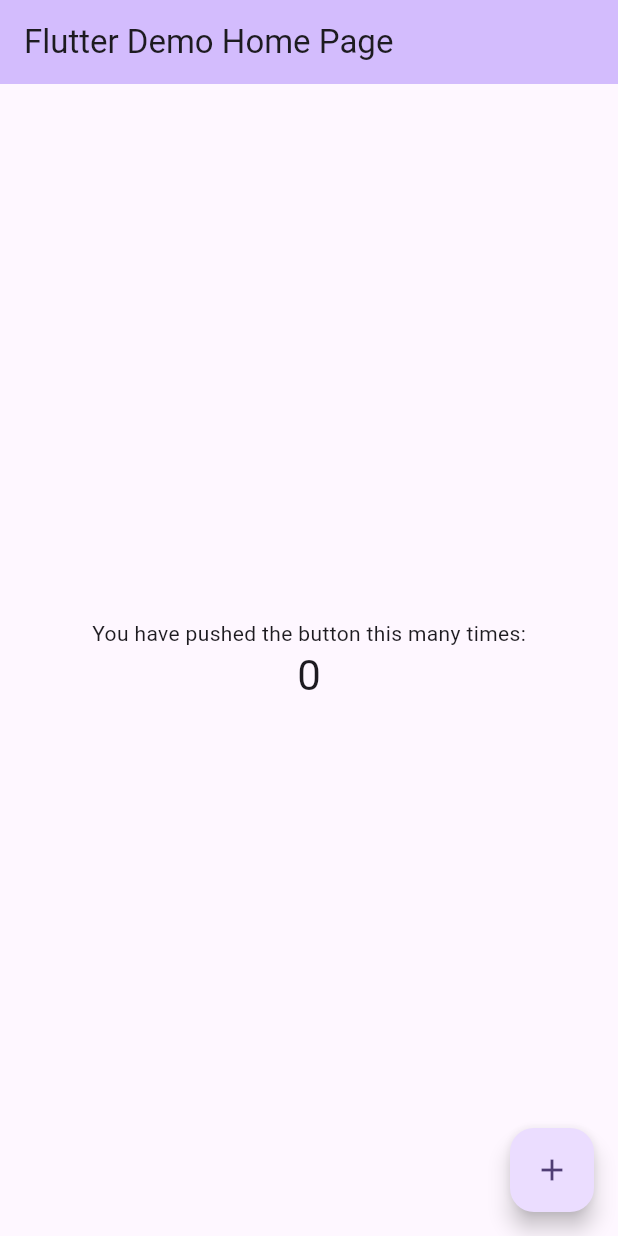
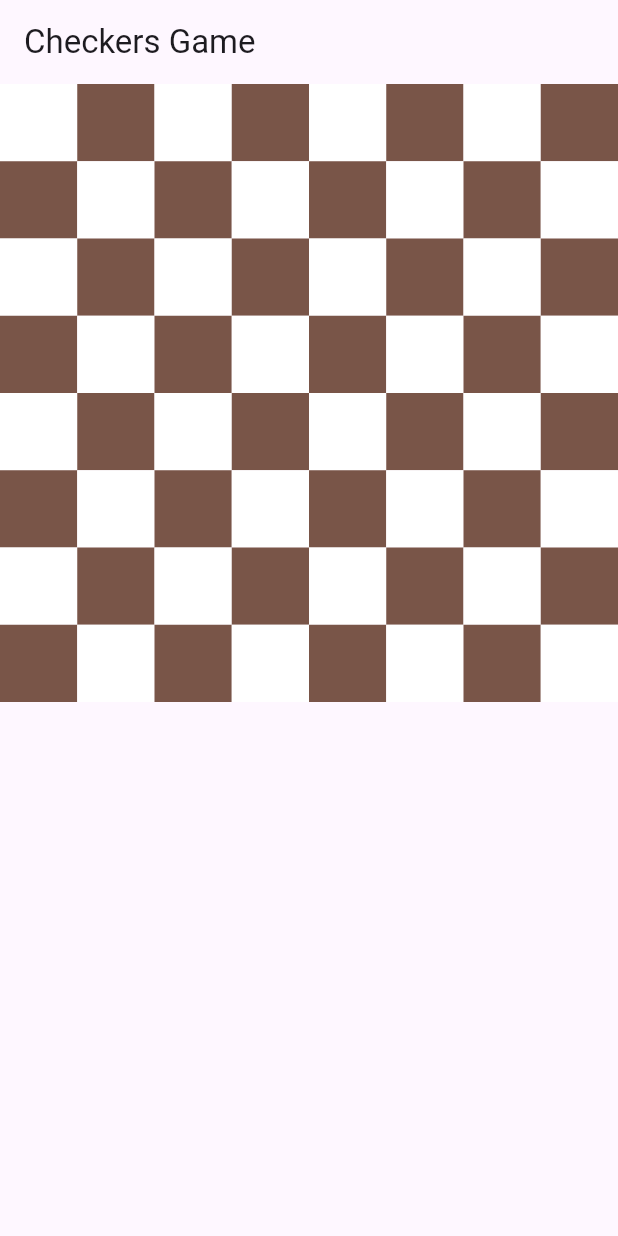
Before and after one commit to julianraj/checkers_game, a Flutter app: the screen it shows after launch, on a phone screen of 412 x 824 dp. Run offline on Flutter 3.47's test engine with Material 3 defaults, Android fonts, the light colour scheme and no system bars.

Commit message:
create board widget

```diff
--- a/lib/main.dart
+++ b/lib/main.dart
@@ -1,125 +1,44 @@
 import 'package:flutter/material.dart';
 
 void main() {
-  runApp(const MyApp());
+  runApp(CheckersGame());
 }
 
-class MyApp extends StatelessWidget {
-  const MyApp({super.key});
+class CheckersGame extends StatelessWidget {
+  CheckersGame({super.key});
 
-  // This widget is the root of your application.
   @override
   Widget build(BuildContext context) {
     return MaterialApp(
-      title: 'Flutter Demo',
-      theme: ThemeData(
-        // This is the theme of your application.
-        //
-        // TRY THIS: Try running your application with "flutter run". You'll see
-        // the application has a purple toolbar. Then, without quitting the app,
-        // try changing the seedColor in the colorScheme below to Colors.green
-        // and then invoke "hot reload" (save your changes or press the "hot
-        // reload" button in a Flutter-supported IDE, or press "r" if you used
-        // the command line to start the app).
-        //
-        // Notice that the counter didn't reset back to zero; the application
-        // state is not lost during the reload. To reset the state, use hot
-        // restart instead.
-        //
-        // This works for code too, not just values: Most code changes can be
-        // tested with just a hot reload.
-        colorScheme: ColorScheme.fromSeed(seedColor: Colors.deepPurple),
-        useMaterial3: true,
+      title: 'Checkers Game',
+      home: Scaffold(
+        appBar: AppBar(
+          title: Text('Checkers Game'),
+        ),
+        body: Board(),  // Add the Board widget here
       ),
-      home: const MyHomePage(title: 'Flutter Demo Home Page'),
     );
   }
 }
 
-class MyHomePage extends StatefulWidget {
-  const MyHomePage({super.key, required this.title});
-
-  // This widget is the home page of your application. It is stateful, meaning
-  // that it has a State object (defined below) that contains fields that affect
-  // how it looks.
-
-  // This class is the configuration for the state. It holds the values (in this
-  // case the title) provided by the parent (in this case the App widget) and
-  // used by the build method of the State. Fields in a Widget subclass are
-  // always marked "final".
-
-  final String title;
-
-  @override
-  State<MyHomePage> createState() => _MyHomePageState();
-}
-
-class _MyHomePageState extends State<MyHomePage> {
-  int _counter = 0;
-
-  void _incrementCounter() {
-    setState(() {
-      // This call to setState tells the Flutter framework that something has
-      // changed in this State, which causes it to rerun the build method below
-      // so that the display can reflect the updated values. If we changed
-      // _counter without calling setState(), then the build method would not be
-      // called again, and so nothing would appear to happen.
-      _counter++;
-    });
-  }
+class Board extends StatelessWidget {
+  Board({super.key});
 
   @override
   Widget build(BuildContext context) {
-    // This method is rerun every time setState is called, for instance as done
-    // by the _incrementCounter method above.
-    //
-    // The Flutter framework has been optimized to make rerunning build methods
-    // fast, so that you can just rebuild anything that needs updating rather
-    // than having to individually change instances of widgets.
-    return Scaffold(
-      appBar: AppBar(
-        // TRY THIS: Try changing the color here to a specific color (to
-        // Colors.amber, perhaps?) and trigger a hot reload to see the AppBar
-        // change color while the other colors stay the same.
-        backgroundColor: Theme.of(context).colorScheme.inversePrimary,
-        // Here we take the value from the MyHomePage object that was created by
-        // the App.build method, and use it to set our appbar title.
-        title: Text(widget.title),
+    return GridView.builder(
+      itemCount: 64,  // 8x8 board = 64 squares
+      gridDelegate: SliverGridDelegateWithFixedCrossAxisCount(
+        crossAxisCount: 8,  // 8 columns
       ),
-      body: Center(
-        // Center is a layout widget. It takes a single child and positions it
-        // in the middle of the parent.
-        child: Column(
-          // Column is also a layout widget. It takes a list of children and
-          // arranges them vertically. By default, it sizes itself to fit its
-          // children horizontally, and tries to be as tall as its parent.
-          //
-          // Column has various properties to control how it sizes itself and
-          // how it positions its children. Here we use mainAxisAlignment to
-          // center the children vertically; the main axis here is the vertical
-          // axis because Columns are vertical (the cross axis would be
-          // horizontal).
-          //
-          // TRY THIS: Invoke "debug painting" (choose the "Toggle Debug Paint"
-          // action in the IDE, or press "p" in the console), to see the
-          // wireframe for each widget.
-          mainAxisAlignment: MainAxisAlignment.center,
-          children: <Widget>[
-            const Text(
-              'You have pushed the button this many times:',
-            ),
-            Text(
-              '$_counter',
-              style: Theme.of(context).textTheme.headlineMedium,
-            ),
-          ],
-        ),
-      ),
-      floatingActionButton: FloatingActionButton(
-        onPressed: _incrementCounter,
-        tooltip: 'Increment',
-        child: const Icon(Icons.add),
-      ), // This trailing comma makes auto-formatting nicer for build methods.
+      itemBuilder: (context, index) {
+        final isDark = (index ~/ 8) % 2 == 0
+            ? index % 2 == 1
+            : index % 2 == 0;  // Alternate light and dark squares
+        return Container(
+          color: isDark ? Colors.brown : Colors.white,
+        );
+      },
     );
   }
 }
```
